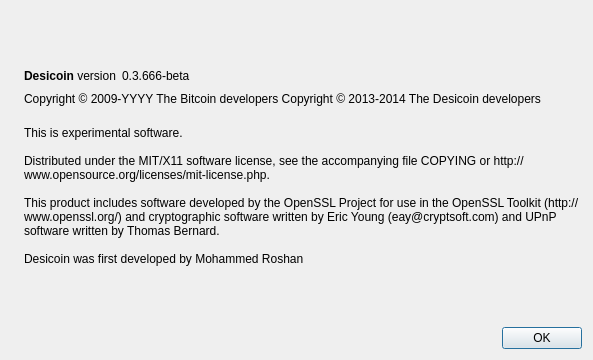
First picture: the form in src/qt/forms/aboutdialog.ui, repository saffroncoin/saffroncoin, before the edit.
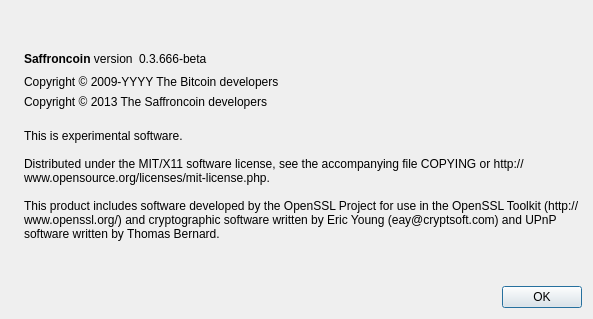
Second picture: the form after the edit. Icons and pictures are not drawn.

Diff of the .ui file:
```diff
--- a/src/qt/forms/aboutdialog.ui
+++ b/src/qt/forms/aboutdialog.ui
@@ -7,7 +7,7 @@
     <x>0</x>
     <y>0</y>
     <width>593</width>
-    <height>360</height>
+    <height>319</height>
    </rect>
   </property>
   <property name="windowTitle">
@@ -50,7 +50,7 @@
           <cursorShape>IBeamCursor</cursorShape>
          </property>
          <property name="text">
-          <string>&lt;b&gt;Desicoin&lt;/b&gt; version</string>
+          <string>&lt;b&gt;Saffroncoin&lt;/b&gt; version</string>
          </property>
          <property name="textInteractionFlags">
           <set>Qt::LinksAccessibleByMouse|Qt::TextSelectableByKeyboard|Qt::TextSelectableByMouse</set>
@@ -91,8 +91,23 @@
         <cursorShape>IBeamCursor</cursorShape>
        </property>
        <property name="text">
-        <string notr="true">Copyright &amp;copy; 2009-YYYY The Bitcoin developers
-Copyright &amp;copy; 2013-2014 The Desicoin developers</string>
+        <string notr="true">Copyright &amp;copy; 2009-YYYY The Bitcoin developers</string>
+       </property>
+       <property name="textFormat">
+        <enum>Qt::RichText</enum>
+       </property>
+       <property name="textInteractionFlags">
+        <set>Qt::LinksAccessibleByMouse|Qt::TextSelectableByKeyboard|Qt::TextSelectableByMouse</set>
+       </property>
+      </widget>
+     </item>
+     <item>
+      <widget class="QLabel" name="copyrightLabel2">
+       <property name="cursor">
+        <cursorShape>IBeamCursor</cursorShape>
+       </property>
+       <property name="text">
+        <string notr="true">Copyright &amp;copy; 2013 The Saffroncoin developers</string>
        </property>
        <property name="textFormat">
         <enum>Qt::RichText</enum>
@@ -113,9 +128,7 @@
 
 Distributed under the MIT/X11 software license, see the accompanying file COPYING or http://www.opensource.org/licenses/mit-license.php.
 
-This product includes software developed by the OpenSSL Project for use in the OpenSSL Toolkit (http://www.openssl.org/) and cryptographic software written by Eric Young (eay@cryptsoft.com) and UPnP software written by Thomas Bernard.
-
-Desicoin was first developed by Mohammed Roshan</string>
+This product includes software developed by the OpenSSL Project for use in the OpenSSL Toolkit (http://www.openssl.org/) and cryptographic software written by Eric Young (eay@cryptsoft.com) and UPnP software written by Thomas Bernard.</string>
        </property>
        <property name="wordWrap">
         <bool>true</bool>
```
Left out of the diff: 2 changed lines with no effect on the pictures.
